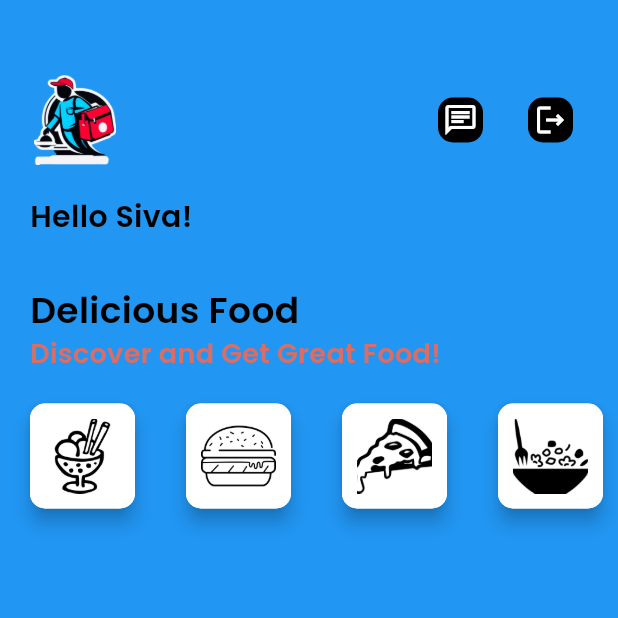
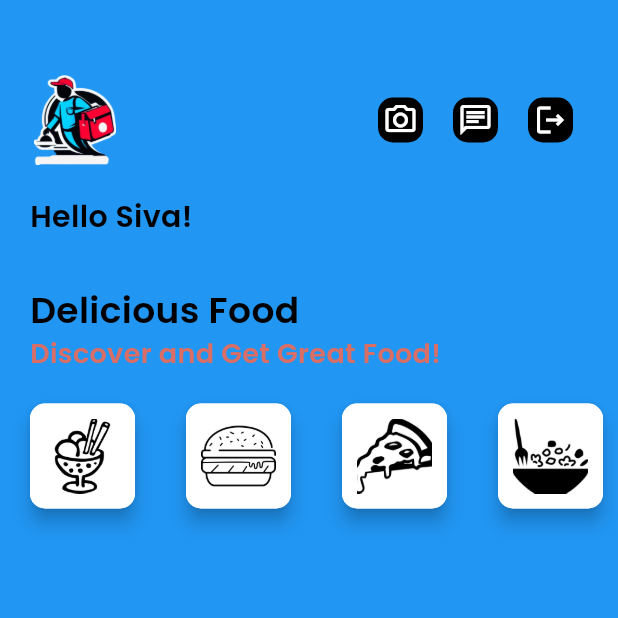
Before and after one commit to msk1523/Food-Delivery, a Flutter app: the HomePage screen opened directly, on a phone screen of 412 x 824 dp, the top half of it. Run offline on Flutter 3.47's test engine with Material 3 defaults, Android fonts, the phone set to English and light mode, and no system bars; our stand-ins replace cloud_firestore, curved_navigation_bar, firebase_auth, firebase_core, firebase_storage, flutter_dotenv and 4 more; missing offline and left inert: flutter_stripe, google_ml_kit; accounts and stored records are empty.

Commit message:
Updating the app

```diff
--- a/lib/main.dart
+++ b/lib/main.dart
@@ -40,7 +40,7 @@ class MyApp extends StatelessWidget {
         useMaterial3: true,
       ),
       debugShowCheckedModeBanner: false,
-      home: Onboard(),
+      home: HomePage(),
     );
   }
 }
--- a/lib/pages/home.dart
+++ b/lib/pages/home.dart
@@ -2,6 +2,7 @@ import 'package:cloud_firestore/cloud_firestore.dart';
 import 'package:flutter/material.dart';
 import 'package:food_delivery/pages/details.dart';
 import 'package:food_delivery/pages/login.dart';
+import 'package:food_delivery/pages/scanPhoto.dart';
 import 'package:food_delivery/service/database.dart';
 import 'package:food_delivery/widget/chatbot.dart';
 import 'package:food_delivery/widget/widget_support.dart';
@@ -255,24 +256,24 @@ class _HomePageState extends State<HomePage> {
                   ),
                   Row(
                     children: [
-                      // Container(
-                      //   padding: EdgeInsets.all(3),
-                      //   decoration: BoxDecoration(
-                      //       color: Colors.black,
-                      //       borderRadius: BorderRadius.circular(10)),
-                      //   child: GestureDetector(
-                      //     onTap: () {
-                      //       Navigator.push(
-                      //           context,
-                      //           MaterialPageRoute(
-                      //               builder: (context) => Order()));
-                      //     },
-                      //     child: Icon(
-                      //       Icons.shopping_cart,
-                      //       color: Colors.white,
-                      //     ),
-                      //   ),
-                      // ),
+                      Container(
+                        padding: EdgeInsets.all(3),
+                        decoration: BoxDecoration(
+                            color: Colors.black,
+                            borderRadius: BorderRadius.circular(10)),
+                        child: GestureDetector(
+                          onTap: () {
+                            Navigator.push(
+                                context,
+                                MaterialPageRoute(
+                                    builder: (context) => ScanPhoto()));
+                          },
+                          child: const Icon(
+                            Icons.camera_alt_outlined,
+                            color: Colors.white,
+                          ),
+                        ),
+                      ),
                       const SizedBox(
                         width: 20,
                       ),
@@ -295,7 +296,7 @@ class _HomePageState extends State<HomePage> {
                         ),
                       ),
                       const SizedBox(
-                        width: 30,
+                        width: 20,
                       ),
                       GestureDetector(
                         onTap: () {
--- a/pubspec.yaml
+++ b/pubspec.yaml
@@ -46,7 +46,7 @@ dependencies:
   rive: ^0.13.20
   cupertino_icons: ^1.0.8
   firebase_core: ^3.6.0
-
+  google_ml_kit: ^0.6.0
 dev_dependencies:
   flutter_test:
     sdk: flutter
```
Also changed, not shown: lib/pages/scanPhoto.dart (added, +120 -0 lines), pubspec.lock.
